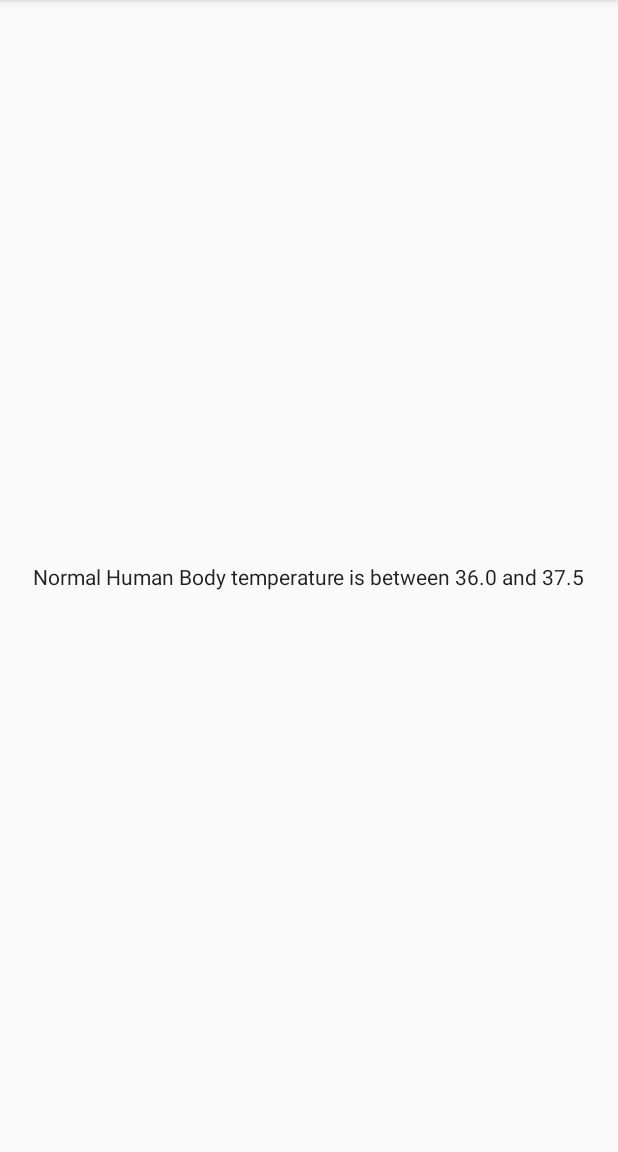
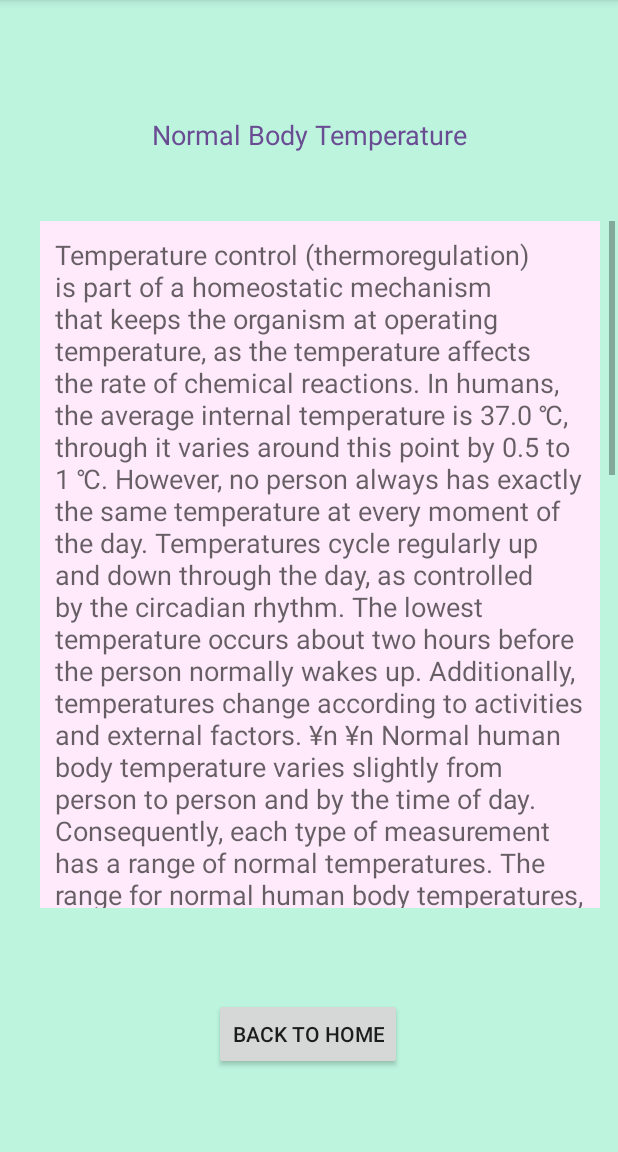
Before and after one commit to Sou-KIKUCHI/BT_Tracker7, an Android app: the NormalActivity screen opened directly, with no data from a screen before it, on a phone screen of 412 x 824 dp, the part 84-1236 px from its top. Run offline under Robolectric (Android 15) with nearby library versions, the phone set to English and light mode, and no system bars.

Commit message:
Class7-Task1 implemented ScrollView in NormalActivity

```diff
--- a/app/src/main/java/com/example/bt_tracker7/MainActivity.java
+++ b/app/src/main/java/com/example/bt_tracker7/MainActivity.java
@@ -158,7 +158,5 @@ public class MainActivity extends AppCompatActivity implements View.OnClickListe
         //gets fired at the set interval
         alarmManager.setRepeating(AlarmManager.RTC_WAKEUP,
                 System.currentTimeMillis(), interval, pd);
-
-
     }
 }
--- a/app/src/main/java/com/example/bt_tracker7/NormalActivity.java
+++ b/app/src/main/java/com/example/bt_tracker7/NormalActivity.java
@@ -1,8 +1,9 @@
 package com.example.bt_tracker7;
 
 import androidx.appcompat.app.AppCompatActivity;
-
+import android.content.Intent;
 import android.os.Bundle;
+import android.view.View;
 
 public class NormalActivity extends AppCompatActivity {
 
@@ -11,4 +12,9 @@ public class NormalActivity extends AppCompatActivity {
         super.onCreate(savedInstanceState);
         setContentView(R.layout.activity_normal);
     }
+
+    public void normalToHome(View view) {
+        Intent i = new Intent (this, MainActivity.class);
+        startActivity(i);
+    }
 }
--- a/app/src/main/res/layout/activity_main.xml
+++ b/app/src/main/res/layout/activity_main.xml
@@ -67,7 +67,7 @@
             android:textAppearance="@style/TextAppearance.AppCompat.Large"
             android:textColor="#FFFFFF"
             tools:layout_editor_absoluteX="-181dp"
-            tools:layout_editor_absoluteY="256dp"/>
+            tools:layout_editor_absoluteY="256dp" />
 
         <View
             android:id="@+id/view"
--- a/app/src/main/res/layout/activity_normal.xml
+++ b/app/src/main/res/layout/activity_normal.xml
@@ -4,16 +4,57 @@
     xmlns:tools="http://schemas.android.com/tools"
     android:layout_width="match_parent"
     android:layout_height="match_parent"
+    android:background="#bcf4de"
     tools:context=".NormalActivity">
 
     <TextView
-        android:id="@+id/NormalTextview1"
+        android:id="@+id/NormalTitle"
         android:layout_width="wrap_content"
         android:layout_height="wrap_content"
-        android:text="@string/normal_human_body_temperature_is_between_36_0_and_37_5"
-        android:textAppearance="@style/TextAppearance.AppCompat.Body1"
+        android:text="Normal Body Temperature"
+        android:textAppearance="@style/TextAppearance.AppCompat.Medium"
+        android:textColor="#6a4c93"
         app:layout_constraintBottom_toBottomOf="parent"
         app:layout_constraintEnd_toEndOf="parent"
         app:layout_constraintStart_toStartOf="parent"
-        app:layout_constraintTop_toTopOf="parent" />
+        app:layout_constraintTop_toTopOf="parent"
+        app:layout_constraintVertical_bias="0.104" />
+
+    <ScrollView
+        android:id="@+id/normalTextScroll"
+        android:layout_width="393dp"
+        android:layout_height="458dp"
+        app:layout_constraintBottom_toBottomOf="parent"
+        app:layout_constraintEnd_toEndOf="parent"
+        app:layout_constraintHorizontal_bias="0.888"
+        app:layout_constraintStart_toStartOf="parent"
+        app:layout_constraintTop_toBottomOf="@+id/NormalTitle"
+        app:layout_constraintVertical_bias="0.217">
+
+        <TextView
+            android:id="@+id/normalLongText"
+            android:layout_width="match_parent"
+            android:layout_height="wrap_content"
+            android:layout_marginLeft="10dp"
+            android:layout_marginRight="10dp"
+            android:background="#feeafa"
+            android:padding="10dp"
+            android:text="@string/normalRangeText"
+            android:textAppearance="@style/TextAppearance.AppCompat.Medium" />
+    </ScrollView>
+
+    <Button
+        android:id="@+id/button"
+        android:layout_width="wrap_content"
+        android:layout_height="wrap_content"
+        android:layout_marginTop="60dp"
+        android:onClick="normalToHome"
+        android:text="BACK TO HOME"
+        app:layout_constraintBottom_toBottomOf="parent"
+        app:layout_constraintEnd_toEndOf="parent"
+        app:layout_constraintHorizontal_bias="0.498"
+        app:layout_constraintStart_toStartOf="parent"
+        app:layout_constraintTop_toBottomOf="@+id/normalTextScroll"
+        app:layout_constraintVertical_bias="0.0" />
+
 </androidx.constraintlayout.widget.ConstraintLayout>
--- a/app/src/main/res/values/strings.xml
+++ b/app/src/main/res/values/strings.xml
@@ -10,4 +10,39 @@
     <string name="please_log_your_temperature_today">Please log your temperature today</string>
     <string name="save">Save</string>
     <string name="set_reminder">Set Reminder</string>
+    <string name="normalRangeText">
+        Temperature control (thermoregulation) is part of a homeostatic mechanism
+        that keeps the organism at operating temperature, as the temperature
+        affects the rate of chemical reactions. In humans, the average internal
+        temperature is 37.0 ℃, through it varies around this point by 0.5 to 1 ℃.
+        However, no person always has exactly the same temperature at every moment of
+        the day. Temperatures cycle regularly up and down through the day, as controlled
+        by the circadian rhythm. The lowest temperature occurs about two hours before
+        the person normally wakes up. Additionally, temperatures change according to
+        activities and external factors.
+        ¥n ¥n
+        Normal human body temperature varies slightly from person to person and
+        by the time of day. Consequently, each type of measurement has a range of normal
+        temperatures. The range for normal human body temperatures, taken orally, is
+        36.3-37.3 ℃. This means that any oral temperature between 36.3 and 37.3 ℃ is
+        likely to be normal. The normal human body temperature is often started as 36.5-
+        37.5 ℃. In adults a review of the literature has found a wilder range of 33.2-
+        38.2 ℃ for normal temperatures, depending on the gender and location measured.
+        ¥n ¥n
+        Reported values vary depending on how it is measured: oral (under the
+        tongue) : 36.4-37.2℃, internal (rectal, vaginal) : 37.0℃. A rectal or vaginal
+        measurement taken directly inside the body cavity is typically slightly higher
+        than oral measurement, and oral measurement is somewhat higher than skin
+        measurement. Other places, such as under the arm or in the air, produce
+        different typical temperatures While some people think of these averages as
+        representing normal or ideal measurements, a wide range of temperatures has
+        been found in healthy people. The body temperature of a healthy person varies
+        during they the day by about 0.5℃ with lower temperatures in the morning and higher
+        temperatures in the late afternoon and evening, as the body needs and activities
+        change. Other circumstance also affect the body temperature. The core body
+        temperature of an individual tends to have the lowest value in the second half
+        of the sleep cycle; the lowest point, called the nadir, is one of the primary
+        markers for circadian rhythms. The body temperature also changes when a person
+        is hungry, sleepy, sick or cold.
+    </string>
 </resources>
```
Also changed, not shown: app/src/main/java/com/example/bt_tracker7/LogActivity.java (line endings or trailing spaces).
